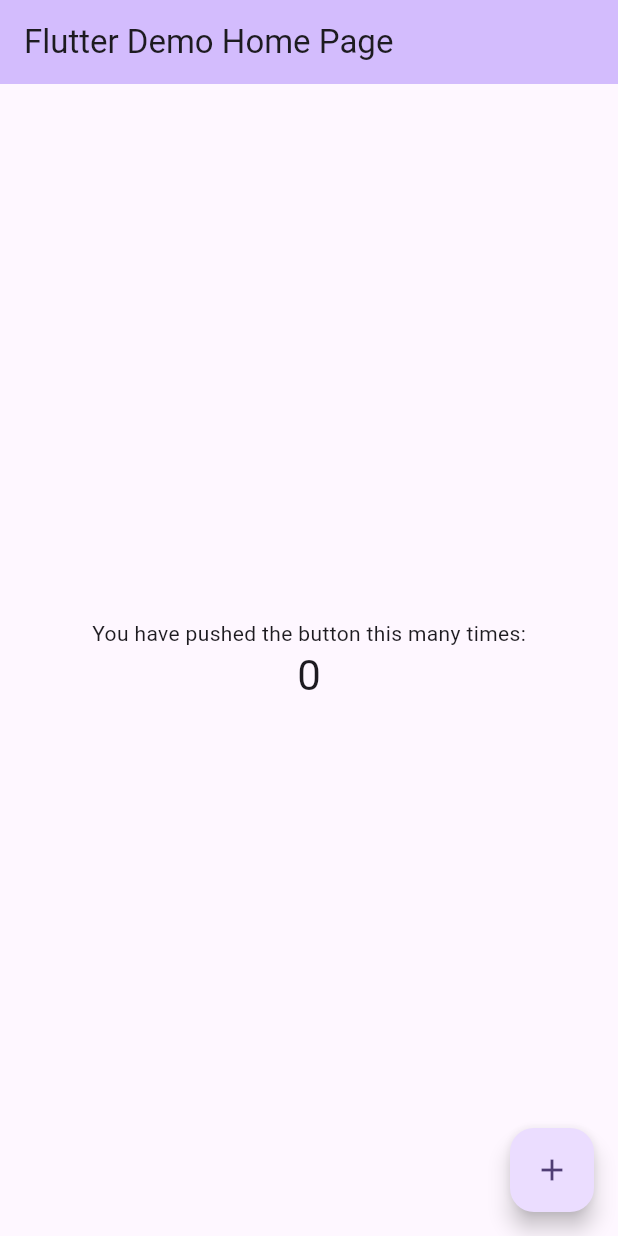
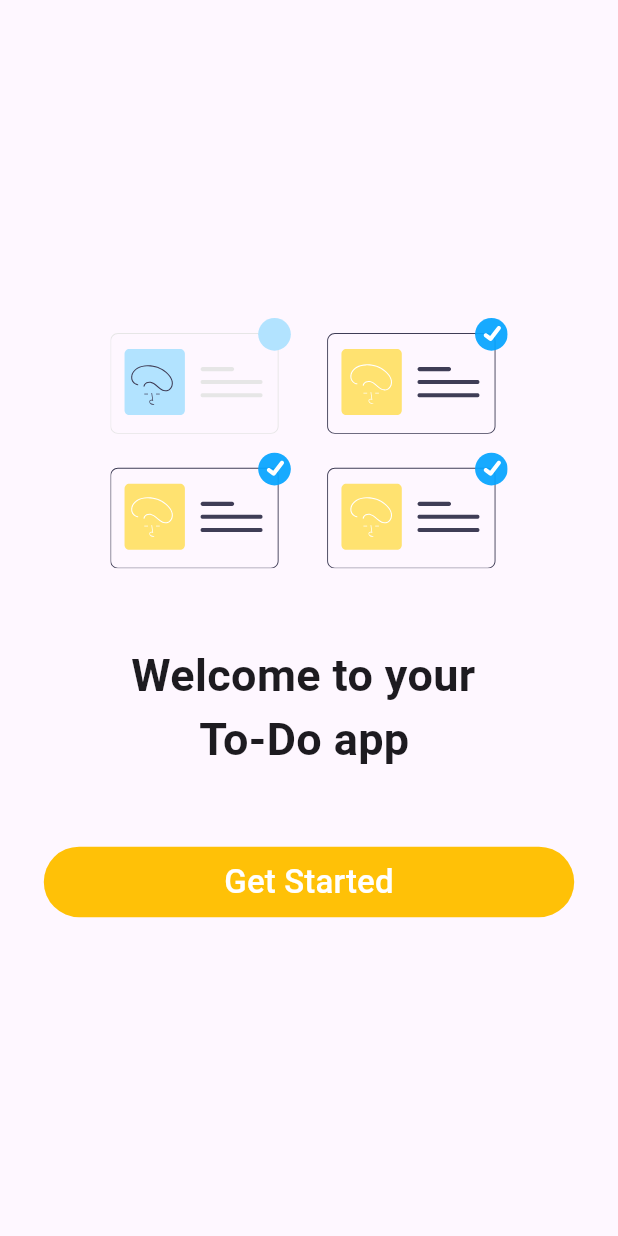
Before and after one commit to yasmiinie/to-do-app, a Flutter app: the screen it shows after launch, on a phone screen of 412 x 824 dp. Run offline on Flutter 3.47's test engine with Material 3 defaults, Android fonts, the light colour scheme and no system bars; our stand-ins replace flutter_svg.

Commit message:
welcome page done

```diff
--- a/my_app_list/lib/main.dart
+++ b/my_app_list/lib/main.dart
@@ -1,4 +1,5 @@
 import 'package:flutter/material.dart';
+import 'package:my_app_list/pages/welcome_page.dart';
 
 void main() {
   runApp(const MyApp());
@@ -10,116 +11,9 @@ class MyApp extends StatelessWidget {
   // This widget is the root of your application.
   @override
   Widget build(BuildContext context) {
-    return MaterialApp(
-      title: 'Flutter Demo',
-      theme: ThemeData(
-        // This is the theme of your application.
-        //
-        // TRY THIS: Try running your application with "flutter run". You'll see
-        // the application has a blue toolbar. Then, without quitting the app,
-        // try changing the seedColor in the colorScheme below to Colors.green
-        // and then invoke "hot reload" (save your changes or press the "hot
-        // reload" button in a Flutter-supported IDE, or press "r" if you used
-        // the command line to start the app).
-        //
-        // Notice that the counter didn't reset back to zero; the application
-        // state is not lost during the reload. To reset the state, use hot
-        // restart instead.
-        //
-        // This works for code too, not just values: Most code changes can be
-        // tested with just a hot reload.
-        colorScheme: ColorScheme.fromSeed(seedColor: Colors.deepPurple),
-        useMaterial3: true,
-      ),
-      home: const MyHomePage(title: 'Flutter Demo Home Page'),
+    return const MaterialApp(
+      debugShowCheckedModeBanner: false,
+      home: Welcome_page(),
     );
   }
 }
-
-class MyHomePage extends StatefulWidget {
-  const MyHomePage({super.key, required this.title});
-
-  // This widget is the home page of your application. It is stateful, meaning
-  // that it has a State object (defined below) that contains fields that affect
-  // how it looks.
-
-  // This class is the configuration for the state. It holds the values (in this
-  // case the title) provided by the parent (in this case the App widget) and
-  // used by the build method of the State. Fields in a Widget subclass are
-  // always marked "final".
-
-  final String title;
-
-  @override
-  State<MyHomePage> createState() => _MyHomePageState();
-}
-
-class _MyHomePageState extends State<MyHomePage> {
-  int _counter = 0;
-
-  void _incrementCounter() {
-    setState(() {
-      // This call to setState tells the Flutter framework that something has
-      // changed in this State, which causes it to rerun the build method below
-      // so that the display can reflect the updated values. If we changed
-      // _counter without calling setState(), then the build method would not be
-      // called again, and so nothing would appear to happen.
-      _counter++;
-    });
-  }
-
-  @override
-  Widget build(BuildContext context) {
-    // This method is rerun every time setState is called, for instance as done
-    // by the _incrementCounter method above.
-    //
-    // The Flutter framework has been optimized to make rerunning build methods
-    // fast, so that you can just rebuild anything that needs updating rather
-    // than having to individually change instances of widgets.
-    return Scaffold(
-      appBar: AppBar(
-        // TRY THIS: Try changing the color here to a specific color (to
-        // Colors.amber, perhaps?) and trigger a hot reload to see the AppBar
-        // change color while the other colors stay the same.
-        backgroundColor: Theme.of(context).colorScheme.inversePrimary,
-        // Here we take the value from the MyHomePage object that was created by
-        // the App.build method, and use it to set our appbar title.
-        title: Text(widget.title),
-      ),
-      body: Center(
-        // Center is a layout widget. It takes a single child and positions it
-        // in the middle of the parent.
-        child: Column(
-          // Column is also a layout widget. It takes a list of children and
-          // arranges them vertically. By default, it sizes itself to fit its
-          // children horizontally, and tries to be as tall as its parent.
-          //
-          // Column has various properties to control how it sizes itself and
-          // how it positions its children. Here we use mainAxisAlignment to
-          // center the children vertically; the main axis here is the vertical
-          // axis because Columns are vertical (the cross axis would be
-          // horizontal).
-          //
-          // TRY THIS: Invoke "debug painting" (choose the "Toggle Debug Paint"
-          // action in the IDE, or press "p" in the console), to see the
-          // wireframe for each widget.
-          mainAxisAlignment: MainAxisAlignment.center,
-          children: <Widget>[
-            const Text(
-              'You have pushed the button this many times:',
-            ),
-            Text(
-              '$_counter',
-              style: Theme.of(context).textTheme.headlineMedium,
-            ),
-          ],
-        ),
-      ),
-      floatingActionButton: FloatingActionButton(
-        onPressed: _incrementCounter,
-        tooltip: 'Increment',
-        child: const Icon(Icons.add),
-      ), // This trailing comma makes auto-formatting nicer for build methods.
-    );
-  }
-}
--- /dev/null
+++ b/my_app_list/lib/pages/welcome_page.dart
@@ -0,0 +1,37 @@
+import 'package:flutter/material.dart';
+import 'package:flutter_svg/svg.dart';
+import 'package:my_app_list/widgets/text_button.dart';
+
+class Welcome_page extends StatelessWidget {
+  const Welcome_page({super.key});
+
+  @override
+  Widget build(BuildContext context) {
+    var largeur = MediaQuery.of(context).size.width;
+    var hauteur = MediaQuery.of(context).size.height;
+    return Scaffold(
+      body: SafeArea(
+          child: Center(
+        child: Column(
+          mainAxisAlignment: MainAxisAlignment.center,
+          crossAxisAlignment: CrossAxisAlignment.center,
+          children: [
+            SvgPicture.asset('lib/images/welcome_image.svg'),
+            SizedBox(
+              height: hauteur * 0.06,
+            ),
+            Text(
+              'Welcome to your \n      To-Do app',
+              maxLines: 2,
+              style: TextStyle(fontSize: 30, fontWeight: FontWeight.w600),
+            ),
+            SizedBox(
+              height: hauteur * 0.06,
+            ),
+            Text_button(text: 'Get Started', couleur: Colors.amber)
+          ],
+        ),
+      )),
+    );
+  }
+}
--- /dev/null
+++ b/my_app_list/lib/widgets/text_button.dart
@@ -0,0 +1,23 @@
+import 'package:flutter/material.dart';
+
+class Text_button extends StatelessWidget {
+  final String text;
+  final Color couleur;
+  const Text_button({super.key, required this.text, required this.couleur});
+
+  @override
+  Widget build(BuildContext context) {
+    return TextButton(
+        onPressed: () {},
+        style: ButtonStyle(backgroundColor: MaterialStatePropertyAll(couleur)),
+        child: SizedBox(
+          width: MediaQuery.of(context).size.width * 0.8,
+          // height: MediaQuery.of(context).size.height * 0.03,
+          child: Text(
+            textAlign: TextAlign.center,
+            text,
+            style: TextStyle(fontSize: 22, color: Colors.white),
+          ),
+        ));
+  }
+}
```
Also changed, not shown: my_app_list/pubspec.yaml (+6 -7 lines), my_app_list/lib/images/welcome_image.png (added), my_app_list/lib/images/welcome_image.svg (added), my_app_list/pubspec.lock, 1 other file.
